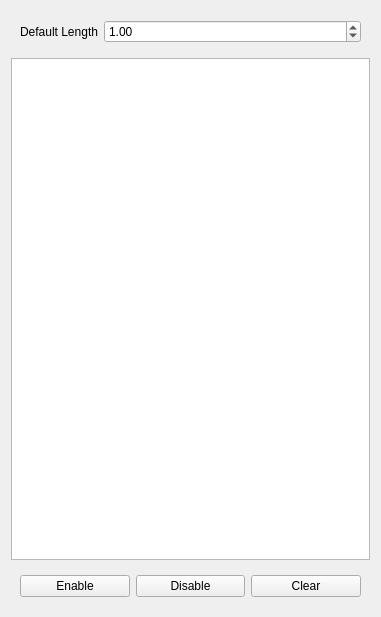
Above: src/Mod/Path/Gui/Resources/panels/PageOpPocketExtEdit.ui from berndhahnebach/All_FreeCAD before the change. Below: the same form after it.
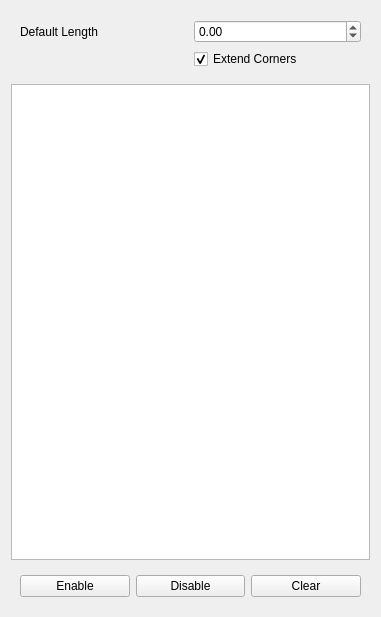
That is the form after the change. Custom widgets are drawn as their Qt base class.

Commit message: Added support for global extend corners

```diff
--- a/src/Mod/Path/Gui/Resources/panels/PageOpPocketExtEdit.ui
+++ b/src/Mod/Path/Gui/Resources/panels/PageOpPocketExtEdit.ui
@@ -22,10 +22,7 @@
       </property>
       <item>
        <widget class="QWidget" name="widget_2" native="true">
-        <layout class="QFormLayout" name="formLayout">
-         <property name="fieldGrowthPolicy">
-          <enum>QFormLayout::AllNonFixedFieldsGrow</enum>
-         </property>
+        <layout class="QGridLayout" name="gridLayout">
          <item row="0" column="0">
           <widget class="QLabel" name="label">
            <property name="text">
@@ -33,6 +30,16 @@
            </property>
           </widget>
          </item>
+         <item row="1" column="1">
+          <widget class="QCheckBox" name="extendCorners">
+           <property name="text">
+            <string>Extend Corners</string>
+           </property>
+           <property name="checked">
+            <bool>true</bool>
+           </property>
+          </widget>
+         </item>
          <item row="0" column="1">
           <widget class="Gui::QuantitySpinBox" name="defaultLength">
            <property name="minimum">
@@ -41,9 +48,6 @@
            <property name="maximum">
             <double>999999999.000000000000000</double>
            </property>
-           <property name="value">
-            <double>1.000000000000000</double>
-           </property>
           </widget>
          </item>
         </layout>
```
Left out of the diff: 2 changed lines with no effect on the pictures. The commit also changes 2 other files.
